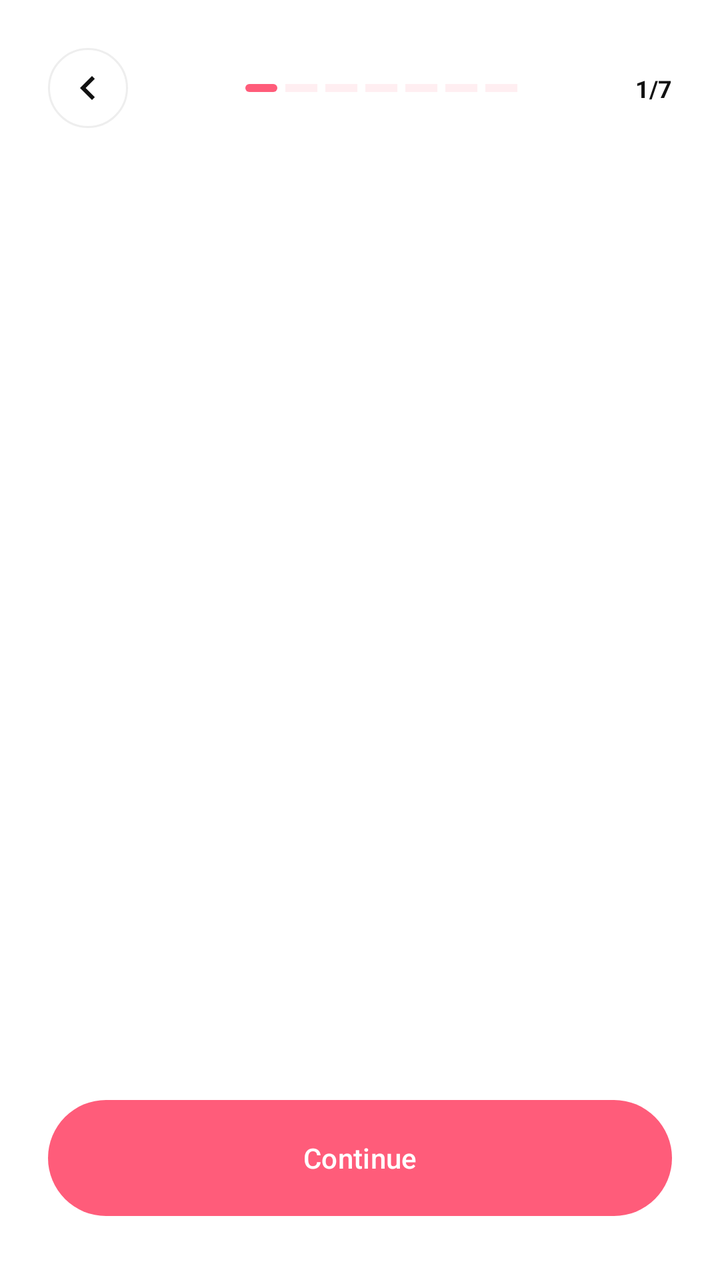
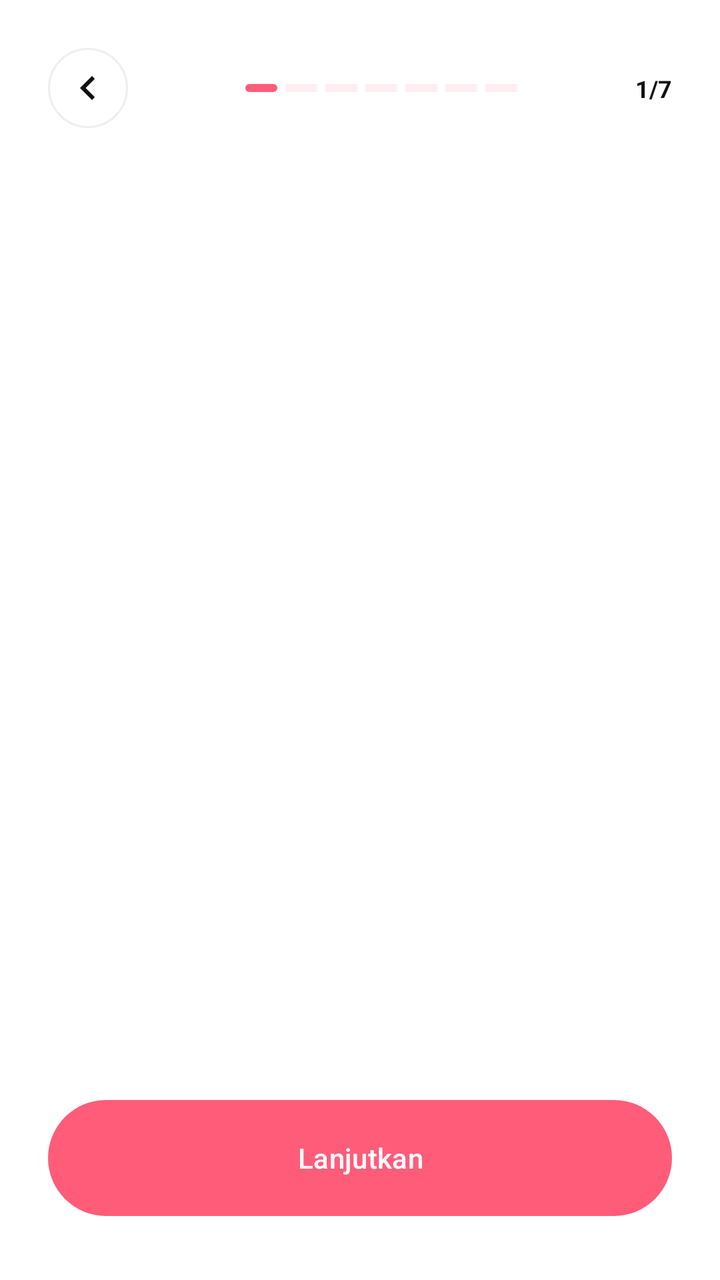

Two renders of the same Android screen: before a commit and after it. Below are the layout's source before the change and the commit's diff.
<!-- AndroidManifest.xml: application theme Theme.TrackerSiklusMenstruasi -->
<!-- res/layout/activity_profile_setup.xml -->
<?xml version="1.0" encoding="utf-8"?>
<androidx.constraintlayout.widget.ConstraintLayout xmlns:android="http://schemas.android.com/apk/res/android"
    xmlns:app="http://schemas.android.com/apk/res-auto"
    android:layout_width="match_parent"
    android:layout_height="match_parent"
    android:background="@android:color/white">

    
    <ImageButton
        android:id="@+id/btnBack"
        android:layout_width="40dp"
        android:layout_height="40dp"
        android:layout_marginStart="24dp"
        android:layout_marginTop="24dp"
        android:background="@drawable/bg_back_button"
        android:contentDescription="Back"
        android:src="@drawable/ic_back"
        app:layout_constraintStart_toStartOf="parent"
        app:layout_constraintTop_toTopOf="parent" />

    <LinearLayout
        android:id="@+id/progressContainer"
        android:layout_width="0dp"
        android:layout_height="wrap_content"
        android:layout_marginHorizontal="16dp"
        android:gravity="center"
        android:orientation="horizontal"
        app:layout_constraintBottom_toBottomOf="@id/btnBack"
        app:layout_constraintEnd_toStartOf="@id/tvStepCount"
        app:layout_constraintStart_toEndOf="@id/btnBack"
        app:layout_constraintTop_toTopOf="@id/btnBack">

        <View
            android:id="@+id/step1"
            android:layout_width="16dp"
            android:layout_height="4dp"
            android:layout_marginHorizontal="2dp"
            android:background="@drawable/bg_button_pink" />

        <View
            android:id="@+id/step2"
            android:layout_width="16dp"
            android:layout_height="4dp"
            android:layout_marginHorizontal="2dp"
            android:alpha="0.1"
            android:background="@color/pink_main" />

        <View
            android:id="@+id/step3"
            android:layout_width="16dp"
            android:layout_height="4dp"
            android:layout_marginHorizontal="2dp"
            android:alpha="0.1"
            android:background="@color/pink_main" />

        <View
            android:id="@+id/step4"
            android:layout_width="16dp"
            android:layout_height="4dp"
            android:layout_marginHorizontal="2dp"
            android:alpha="0.1"
            android:background="@color/pink_main" />

        <View
            android:id="@+id/step5"
            android:layout_width="16dp"
            android:layout_height="4dp"
            android:layout_marginHorizontal="2dp"
            android:alpha="0.1"
            android:background="@color/pink_main" />

        <View
            android:id="@+id/step6"
            android:layout_width="16dp"
            android:layout_height="4dp"
            android:layout_marginHorizontal="2dp"
            android:alpha="0.1"
            android:background="@color/pink_main" />

        <View
            android:id="@+id/step7"
            android:layout_width="16dp"
            android:layout_height="4dp"
            android:layout_marginHorizontal="2dp"
            android:alpha="0.1"
            android:background="@color/pink_main" />
    </LinearLayout>

    <TextView
        android:id="@+id/tvStepCount"
        android:layout_width="wrap_content"
        android:layout_height="wrap_content"
        android:layout_marginEnd="24dp"
        android:text="1/7"
        android:textColor="@color/black"
        android:textSize="12sp"
        android:textStyle="bold"
        app:layout_constraintBottom_toBottomOf="@id/btnBack"
        app:layout_constraintEnd_toEndOf="parent"
        app:layout_constraintTop_toTopOf="@id/btnBack" />

    <androidx.viewpager2.widget.ViewPager2
        android:id="@+id/viewPager"
        android:layout_width="match_parent"
        android:layout_height="0dp"
        app:layout_constraintBottom_toTopOf="@id/btnContinue"
        app:layout_constraintTop_toBottomOf="@id/btnBack" />

    <Button
        android:id="@+id/btnContinue"
        android:layout_width="match_parent"
        android:layout_height="58dp"
        android:layout_marginHorizontal="24dp"
        android:layout_marginBottom="32dp"
        android:background="@drawable/bg_button_pink"
        android:text="Continue"
        android:textAllCaps="false"
        android:textColor="@android:color/white"
        app:backgroundTint="@color/pink_main"
        app:layout_constraintBottom_toBottomOf="parent" />

</androidx.constraintlayout.widget.ConstraintLayout>
<!-- resources referenced by this layout -->
<resources>
  <color name="black">#111111</color>
  <color name="pink_main">#FF5C7A</color>
  <!-- drawable bg_back_button (drawable) -->
  <?xml version="1.0" encoding="utf-8"?>
  <shape xmlns:android="http://schemas.android.com/apk/res/android"
      android:shape="oval">
      <solid android:color="@android:color/white" />
      <stroke android:width="1dp" android:color="@color/stroke" />
  </shape>
  <!-- drawable bg_button_pink (drawable) -->
  <?xml version="1.0" encoding="utf-8"?>
  <ripple xmlns:android="http://schemas.android.com/apk/res/android"
      android:color="#40FFFFFF">
      <item>
          <shape android:shape="rectangle">
              <solid android:color="@color/pink_main" />
              <corners android:radius="30dp" />
          </shape>
      </item>
  </ripple>
  <!-- drawable ic_back (drawable) -->
  <vector xmlns:android="http://schemas.android.com/apk/res/android"
      android:width="24dp"
      android:height="24dp"
      android:viewportWidth="24"
      android:viewportHeight="24">
    <path
        android:fillColor="#111111"
        android:pathData="M15.41,7.41L14,6l-6,6 6,6 1.41,-1.41L10.83,12z"/>
  </vector>
  <style name="Theme.TrackerSiklusMenstruasi" parent="Base.Theme.TrackerSiklusMenstruasi">
          
          <item name="android:editTextColor">@color/pink_main</item>
          <item name="android:textColorPrimary">@color/pink_main</item>
      </style>
  <color name="stroke">#EEEEEE</color>
  <style name="Base.Theme.TrackerSiklusMenstruasi" parent="Theme.Material3.DayNight.NoActionBar">
          
          <item name="colorPrimary">@color/pink_main</item>
          <item name="colorControlNormal">@color/pink_main</item>
      </style>
</resources>

<!-- the commit's change to res/layout/activity_profile_setup.xml (unified diff, before → after) -->
@@ -113,7 +113,7 @@
         android:layout_marginHorizontal="24dp"
         android:layout_marginBottom="32dp"
         android:background="@drawable/bg_button_pink"
-        android:text="Continue"
+        android:text="Lanjutkan"
         android:textAllCaps="false"
         android:textColor="@android:color/white"
         app:backgroundTint="@color/pink_main"
